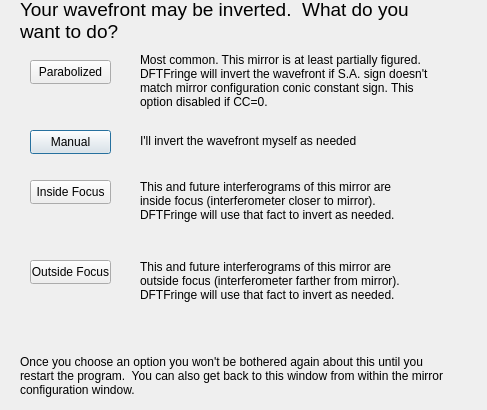
Qt form autoinvertdlg.ui (githubdoe/DFTFringe) before a commit.
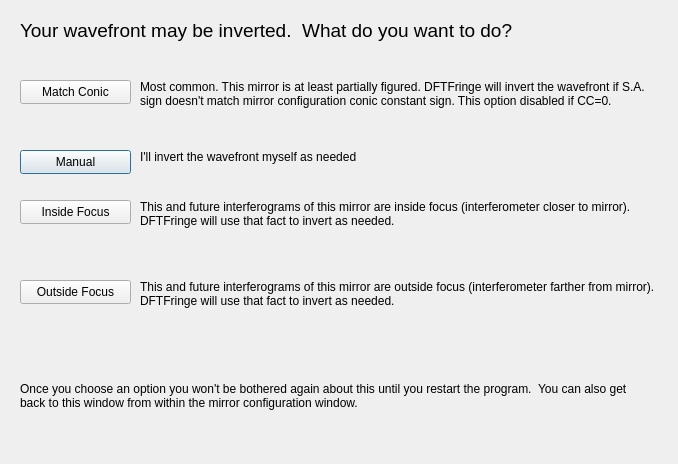
The same form after that commit.

Commit message: Minor tweaks to new auto-invert feature: Removed the code where I had "invert" button change the autoinvert status Changed wording a little in the auto invert dialog Spaced things out in the auto invert dialog for people with >100% scaling Tested at 225% scaling Fixed project files to include the new autoinvert dialog

Patch:
```diff
--- a/autoinvertdlg.ui
+++ b/autoinvertdlg.ui
@@ -6,8 +6,8 @@
    <rect>
     <x>0</x>
     <y>0</y>
-    <width>487</width>
-    <height>410</height>
+    <width>678</width>
+    <height>464</height>
    </rect>
   </property>
   <property name="windowTitle">
@@ -19,9 +19,9 @@
   <widget class="QPushButton" name="btnManual">
    <property name="geometry">
     <rect>
-     <x>30</x>
-     <y>130</y>
-     <width>81</width>
+     <x>20</x>
+     <y>150</y>
+     <width>111</width>
      <height>24</height>
     </rect>
    </property>
@@ -32,22 +32,22 @@
   <widget class="QPushButton" name="btnUseConic">
    <property name="geometry">
     <rect>
-     <x>30</x>
-     <y>60</y>
-     <width>81</width>
+     <x>20</x>
+     <y>80</y>
+     <width>111</width>
      <height>24</height>
     </rect>
    </property>
    <property name="text">
-    <string>Parabolized</string>
+    <string>Match Conic</string>
    </property>
   </widget>
   <widget class="QPushButton" name="btnInside">
    <property name="geometry">
     <rect>
-     <x>30</x>
-     <y>180</y>
-     <width>81</width>
+     <x>20</x>
+     <y>200</y>
+     <width>111</width>
      <height>24</height>
     </rect>
    </property>
@@ -58,9 +58,9 @@
   <widget class="QPushButton" name="btnOutside">
    <property name="geometry">
     <rect>
-     <x>30</x>
-     <y>260</y>
-     <width>81</width>
+     <x>20</x>
+     <y>280</y>
+     <width>111</width>
      <height>24</height>
     </rect>
    </property>
@@ -72,14 +72,17 @@
    <property name="geometry">
     <rect>
      <x>140</x>
-     <y>120</y>
-     <width>261</width>
+     <y>150</y>
+     <width>521</width>
      <height>41</height>
     </rect>
    </property>
    <property name="text">
     <string>I'll invert the wavefront myself as needed</string>
    </property>
+   <property name="alignment">
+    <set>Qt::AlignLeading|Qt::AlignLeft|Qt::AlignTop</set>
+   </property>
    <property name="wordWrap">
     <bool>true</bool>
    </property>
@@ -88,14 +91,17 @@
    <property name="geometry">
     <rect>
      <x>140</x>
-     <y>50</y>
-     <width>291</width>
+     <y>80</y>
+     <width>521</width>
      <height>61</height>
     </rect>
    </property>
    <property name="text">
     <string>Most common. This mirror is at least partially figured. DFTFringe will invert the wavefront if S.A. sign doesn't match mirror configuration conic constant sign. This option disabled if CC=0.</string>
    </property>
+   <property name="alignment">
+    <set>Qt::AlignLeading|Qt::AlignLeft|Qt::AlignTop</set>
+   </property>
    <property name="wordWrap">
     <bool>true</bool>
    </property>
@@ -104,14 +110,17 @@
    <property name="geometry">
     <rect>
      <x>140</x>
-     <y>170</y>
-     <width>261</width>
-     <height>61</height>
+     <y>200</y>
+     <width>521</width>
+     <height>71</height>
     </rect>
    </property>
    <property name="text">
     <string>This and future interferograms of this mirror are inside focus (interferometer closer to mirror).  DFTFringe will use that fact to invert as needed.</string>
    </property>
+   <property name="alignment">
+    <set>Qt::AlignLeading|Qt::AlignLeft|Qt::AlignTop</set>
+   </property>
    <property name="wordWrap">
     <bool>true</bool>
    </property>
@@ -120,14 +129,17 @@
    <property name="geometry">
     <rect>
      <x>140</x>
-     <y>250</y>
-     <width>261</width>
+     <y>280</y>
+     <width>521</width>
      <height>61</height>
     </rect>
    </property>
    <property name="text">
     <string>This and future interferograms of this mirror are outside focus (interferometer farther from mirror).  DFTFringe will use that fact to invert as needed.</string>
    </property>
+   <property name="alignment">
+    <set>Qt::AlignLeading|Qt::AlignLeft|Qt::AlignTop</set>
+   </property>
    <property name="wordWrap">
     <bool>true</bool>
    </property>
@@ -137,8 +149,8 @@
     <rect>
      <x>20</x>
      <y>0</y>
-     <width>411</width>
-     <height>41</height>
+     <width>641</width>
+     <height>61</height>
     </rect>
    </property>
    <property name="font">
@@ -157,9 +169,9 @@
    <property name="geometry">
     <rect>
      <x>20</x>
-     <y>340</y>
-     <width>441</width>
-     <height>71</height>
+     <y>350</y>
+     <width>631</width>
+     <height>91</height>
     </rect>
    </property>
    <property name="text">
```
The commit also changes 3 other files.
